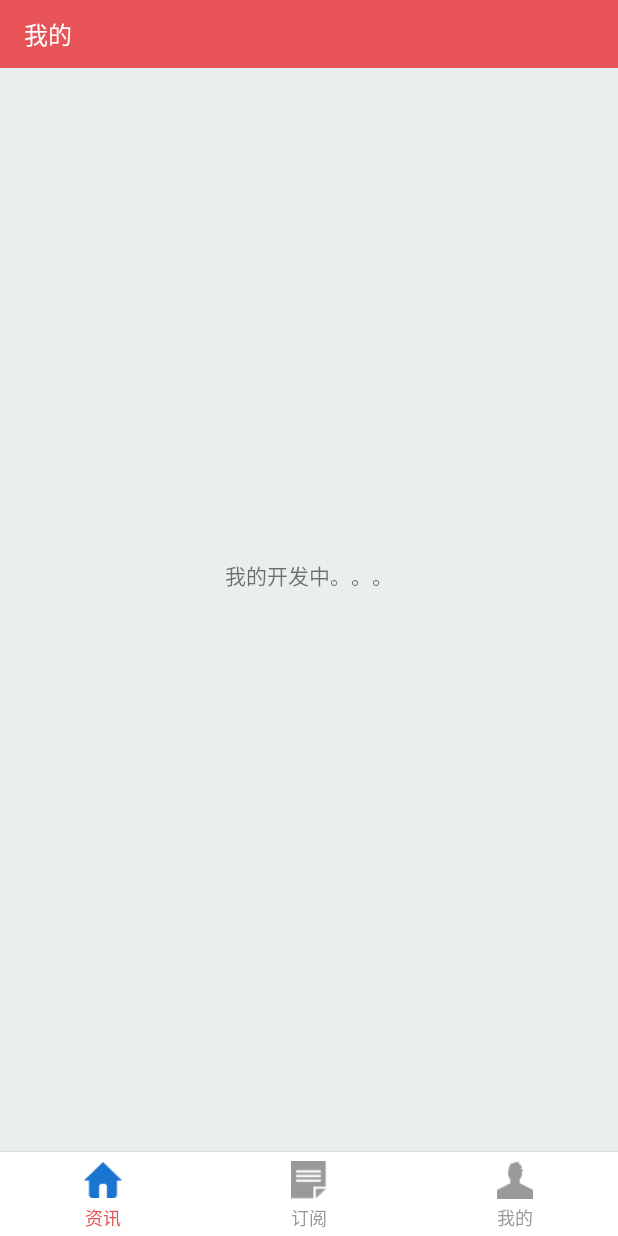
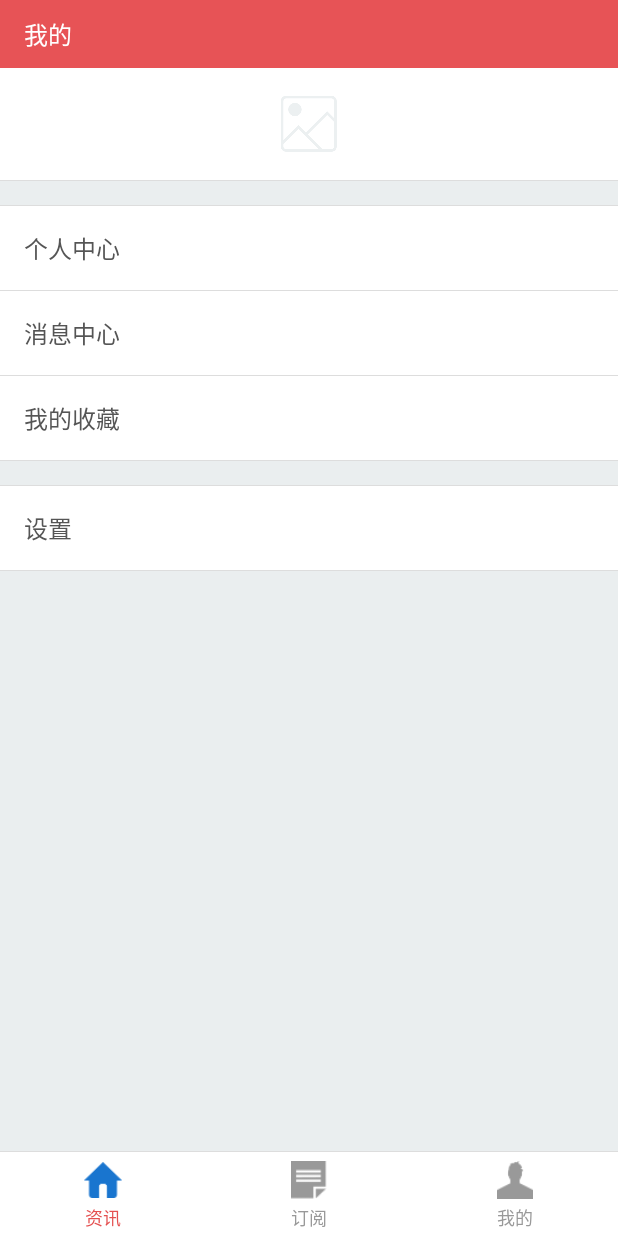
Before and after one commit to Huangbin1234/RssAIPro, an Android app: the fragment MineFragment placed in its activity, on a phone screen of 412 x 824 dp. Run offline under Robolectric (Android 15) with nearby library versions, the phone set to English and light mode, and no system bars; our stand-ins replace ButterKnife, EventBus; libraries missing offline, so code that uses them is left out: com.rometools.rome; 5 statements that could not run were skipped.

Commit message:
我的 UI添加

```diff
--- a/app/build.gradle
+++ b/app/build.gradle
@@ -20,7 +20,7 @@ android {
         }
         ndk {
             //设置支持的SO库架构
-            abiFilters 'armeabi' , 'arm64-v8a', 'x86', 'armeabi-v7a', 'x86_64'
+            abiFilters 'armeabi' // , 'arm64-v8a', 'x86', 'armeabi-v7a', 'x86_64'
         }
         packagingOptions {
             exclude "lib/arm64-v8a/libzbar.so"
--- a/app/src/main/res/layout/fragment_mine.xml
+++ b/app/src/main/res/layout/fragment_mine.xml
@@ -2,18 +2,93 @@
     android:layout_width="match_parent"
     android:layout_height="match_parent">
 
-    <include layout="@layout/include_toolbar" />
-    <!-- TODO: Update blank fragment layout -->
     <LinearLayout
         android:layout_width="match_parent"
-        android:layout_height="match_parent"
-        android:gravity="center"
+        android:layout_height="wrap_content"
         android:orientation="vertical">
 
-        <TextView
-            android:layout_width="wrap_content"
-            android:layout_height="wrap_content"
-            android:text="@string/str_rf_mine" />
+        <include layout="@layout/include_toolbar" />
+        <!-- TODO: Update blank fragment layout -->
+        <LinearLayout
+            android:layout_width="match_parent"
+            android:layout_height="match_parent"
+            android:orientation="vertical">
+
+            <RelativeLayout
+                android:id="@+id/fm_ll_avatar"
+                style="@style/InfoDetail"
+                android:padding="16dp">
+
+                <ImageView
+                    android:layout_width="wrap_content"
+                    android:layout_height="wrap_content"
+                    android:layout_centerInParent="true"
+                    android:src="@mipmap/ic_place" />
+
+            </RelativeLayout>
+
+            <View style="@style/view_line_h" />
+
+            <View
+                style="@style/view_line_h"
+                android:layout_marginTop="16dp" />
+
+            <RelativeLayout
+                android:id="@+id/fm_ll_userCenter"
+                style="@style/InfoDetail"
+                android:padding="16dp">
+
+                <TextView
+                    style="@style/TextLabel"
+                    android:text="@string/str_mf_user_center" />
+
+            </RelativeLayout>
+
+            <View style="@style/view_line_h" />
+
+            <RelativeLayout
+                android:id="@+id/fm_ll_message"
+                style="@style/InfoDetail"
+                android:padding="16dp">
+
+                <TextView
+                    style="@style/TextLabel"
+                    android:text="@string/str_mf_message_center" />
+
+            </RelativeLayout>
+
+            <View style="@style/view_line_h" />
+
+
+            <RelativeLayout
+                android:id="@+id/fm_ll_collection"
+                style="@style/InfoDetail"
+                android:padding="16dp">
+
+                <TextView
+                    style="@style/TextLabel"
+                    android:text="@string/str_mf_collection" />
+
+            </RelativeLayout>
+
+            <View style="@style/view_line_h" />
+
+            <View
+                style="@style/view_line_h"
+                android:layout_marginTop="16dp" />
+
+            <RelativeLayout
+                android:id="@+id/fm_ll_setting"
+                style="@style/InfoDetail"
+                android:padding="16dp">
+
+                <TextView
+                    style="@style/TextLabel"
+                    android:text="@string/str_mf_setting" />
+
+            </RelativeLayout>
+
+            <View style="@style/view_line_h" />
+        </LinearLayout>
     </LinearLayout>
-
 </FrameLayout>
--- a/app/src/main/res/values/colors.xml
+++ b/app/src/main/res/values/colors.xml
@@ -58,6 +58,6 @@
     <!--<color name="color_btn_logout">#FF9966</color>-->
     <color name="color_toolbar_bg">#E75356</color>
 
-    <color name="color_exit_normal">#E1AD03</color>
-    <color name="color_exit_focus">#cab364</color>
+    <color name="color_exit_normal">#ffffff</color>
+    <color name="color_exit_focus">#d1d0cf</color>
 </resources>
--- a/app/src/main/res/values/strings.xml
+++ b/app/src/main/res/values/strings.xml
@@ -11,8 +11,8 @@
     <string name="str_rf_mine">我的开发中。。。</string>
     <string name="str_sf_rss_add">添加</string>
     <string name="str_asa_btn_save">保存</string>
-    <string name="str_asa_hint_name">名称</string>
-    <string name="str_asa_hint_url">链接地址</string>
+    <string name="str_asa_hint_name">请输入源名称</string>
+    <string name="str_asa_hint_url">请输入源链接</string>
     <string name="str_asa_title">添加Rss源</string>
     <string name="str_sla_title">频道列表</string>
 
@@ -23,4 +23,9 @@
     <string name="quit">退出</string>
     <string name="str_no_data">没有更多数据</string>
 
+    <string name="str_mf_user_center">个人中心</string>
+    <string name="str_mf_message_center">消息中心</string>
+    <string name="str_mf_collection">我的收藏</string>
+    <string name="str_mf_setting">设置</string>
+
 </resources>
--- a/app/src/main/res/values/styles.xml
+++ b/app/src/main/res/values/styles.xml
@@ -47,4 +47,15 @@
         <item name="android:background">@drawable/ll_selector</item>
         <item name="android:gravity">center_vertical</item>
     </style>
+    <style name="view_line_h">
+        <item name="android:layout_width">match_parent</item>
+        <item name="android:layout_height">1px</item>
+        <item name="android:background">#DDDDDD</item>
+    </style>
+    <style name="TextLabel">
+        <item name="android:layout_width">wrap_content</item>
+        <item name="android:layout_height">wrap_content</item>
+        <item name="android:textColor">@color/color_txt</item>
+        <item name="android:textSize">@dimen/s16p</item>
+    </style>
 </resources>
```
Also changed, not shown: app/src/main/res/layout/activity_add_source.xml (+25 -11 lines), app/src/main/res/layout/item_rss_list.xml (+4 -9 lines).
